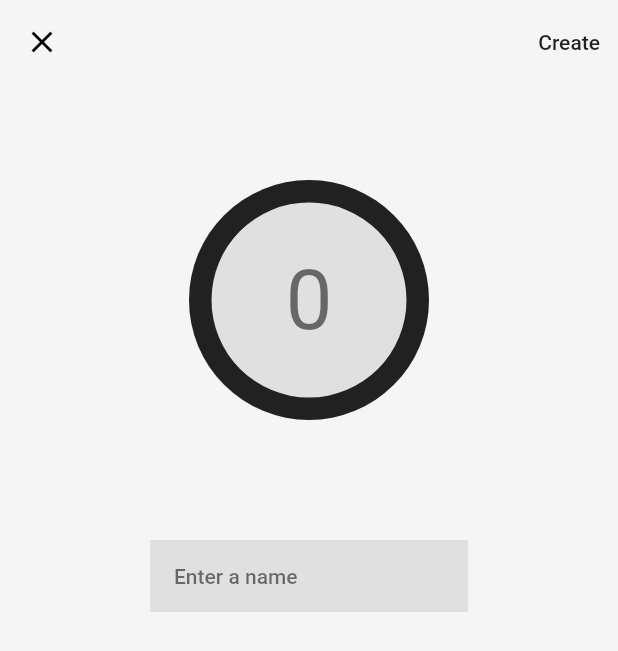
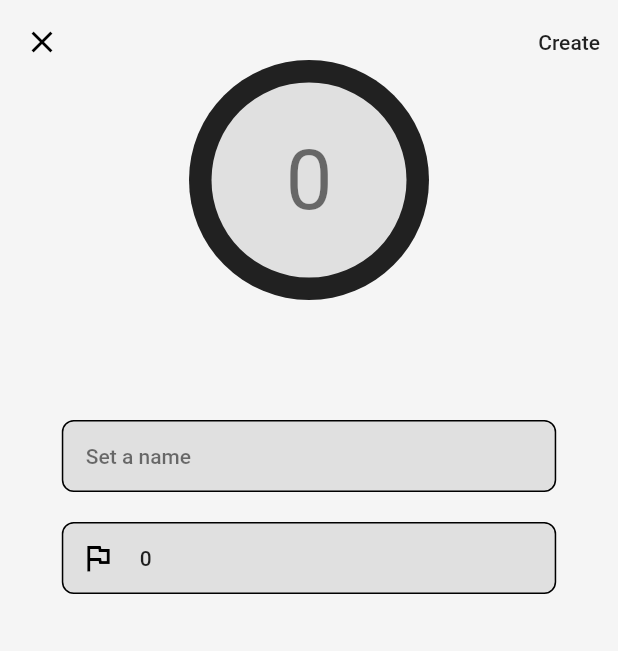
Before and after one commit to coodoo-io/counter_workshop, a Flutter app: the screen it shows after launch, after a tap on the "add" icon, on a phone screen of 412 x 824 dp. Shown: the top 651 px of the screen. Run offline on Flutter 3.47's test engine with Material 2 defaults, Android fonts, the phone set to English and light mode, and no system bars; our stand-ins replace equatable, flutter_bloc, go_router; missing offline and left inert: logging_appenders; generated files the repository leaves out were written again.

Commit message:
add validation and add goal field

```diff
--- a/lib/src/core/localization/app_de.arb
+++ b/lib/src/core/localization/app_de.arb
@@ -5,5 +5,7 @@
     "german": "Deutsch",
     "english": "Englisch",
     "create": "Erstellen",
-    "enterName": "Gib einen Namen an"
+    "setName": "Gib einen Namen an",
+    "setGoal": "Gib ein Ziel an",
+    "enterValidNumber": "Bitte gib eine valide Nummer an"
 }
--- a/lib/src/core/localization/app_en.arb
+++ b/lib/src/core/localization/app_en.arb
@@ -20,8 +20,16 @@
     "@create": {
       "description": "Title of the create counter dialog"
     },
-    "enterName": "Enter a name",
-    "@enterName": {
-      "description": "Enter a counter name"
+    "setName": "Set a name",
+    "@setName": {
+      "description": "Set a counter name"
+    },
+    "setGoal": "Set a goal",
+    "@setGoal": {
+      "description": "Set a counter goal"
+    },
+    "enterValidNumber": "Please enter a valid number",
+    "@enterValidNumber": {
+      "description": "Error message when the user enters an invalid number"
     }
 }
--- a/lib/src/core/theme/app.theme.dart
+++ b/lib/src/core/theme/app.theme.dart
@@ -54,7 +54,10 @@ class AppTheme {
         ),
       ),
       inputDecorationTheme: InputDecorationTheme(
-        border: InputBorder.none,
+        border: OutlineInputBorder(
+          borderRadius: BorderRadius.circular(8),
+          borderSide: BorderSide(color: currentHeadlineColor),
+        ),
         hintStyle: base.textTheme.caption,
         fillColor: isLightMode ? Colors.grey.shade300 : Colors.grey.shade900,
         filled: true,
--- a/lib/src/features/counter/data/datasources/remote/src/mock/counter_fake.api.dart
+++ b/lib/src/features/counter/data/datasources/remote/src/mock/counter_fake.api.dart
@@ -60,7 +60,7 @@ class CounterFakeApi implements CounterApi {
 
   @override
   Future<CounterResponseDto> createCounter(CounterRequestDto counterRequestDto) {
-    var dto = CounterResponseDto(
+    final counterResponseDto = CounterResponseDto(
       counterValue: counterRequestDto.counterValue,
       name: counterRequestDto.name,
       sysId: (_counterList.length + 1).toString(),
@@ -72,9 +72,9 @@ class CounterFakeApi implements CounterApi {
       stepSize: counterRequestDto.stepSize,
     );
 
-    _counterList.add(dto);
+    _counterList.add(counterResponseDto);
     return Future.delayed(Duration(milliseconds: fakeApiDelay), () {
-      return dto;
+      return counterResponseDto;
     });
   }
 
--- a/lib/src/features/counter/presentation/edit/view/edit_counter.page.dart
+++ b/lib/src/features/counter/presentation/edit/view/edit_counter.page.dart
@@ -9,6 +9,8 @@ import 'package:counter_workshop/src/features/counter/presentation/edit/bloc/edi
 import 'package:counter_workshop/src/features/counter/presentation/edit/bloc/edit_counter.event.dart';
 import 'package:counter_workshop/src/features/counter/presentation/edit/bloc/edit_counter.state.dart';
 import 'package:counter_workshop/src/features/counter/presentation/edit/view/widgets/counter_value_indicator.dart';
+import 'package:counter_workshop/src/features/counter/presentation/edit/view/widgets/goal_input.dart';
+import 'package:counter_workshop/src/features/counter/presentation/edit/view/widgets/name_input.dart';
 import 'package:flutter/material.dart';
 import 'package:flutter_bloc/flutter_bloc.dart';
 import 'package:go_router/go_router.dart';
@@ -35,15 +37,25 @@ class EditCounterView extends StatelessWidget {
   Widget build(BuildContext context) {
     final editCounterBloc = context.watch<EditCounterBloc>();
     final log = Logger('CounterView');
+    final theme = Theme.of(context);
+
     final nameController = TextEditingController();
-    final theme = Theme.of(context);
+    final goalController = TextEditingController(text: '0');
+    final formKey = GlobalKey<FormState>();
+
+    void createCounter() {
+      if (formKey.currentState != null && formKey.currentState!.validate()) {
+        final counter = CounterModel(name: nameController.text, goalValue: int.parse(goalController.text));
+        editCounterBloc.add(CounterCreate(counter));
+      }
+    }
 
     return Scaffold(
       extendBodyBehindAppBar: true,
       appBar: AppBar(
         actions: [
           TextButton(
-            onPressed: () => editCounterBloc.add(CounterCreate(CounterModel(name: nameController.text))),
+            onPressed: () => createCounter(),
             child: Text(context.loc.create, style: theme.textTheme.button),
           ),
         ],
@@ -71,45 +83,37 @@ class EditCounterView extends StatelessWidget {
           if (state is EditCounterData) {
             final counterModel = state.counterModel;
 
-            return Padding(
-              padding: const EdgeInsets.only(left: 100, right: 100, top: 100),
-              child: SingleChildScrollView(
+            return SingleChildScrollView(
               child: Column(
                 children: [
-                    const SizedBox(height: 20),
+                  const SizedBox(height: 40),
                   CounterValueIndicator(value: counterModel?.value),
                   const SizedBox(height: 80),
-                    _NameInput(nameController: nameController),
+                  Center(
+                    child: FractionallySizedBox(
+                      widthFactor: 0.8,
+                      child: Form(
+                        key: formKey,
+                        child: Column(
+                          children: [
+                            NameInput(nameController: nameController),
+                            const SizedBox(height: 20),
+                            GoalInput(goalController: goalController)
                           ],
                         ),
+                      ),
+                    ),
+                  )
+                ],
               ),
             );
           }
           if (state is EditCounterError) {
             return Center(child: ErrorMessage(error: state.error));
-          } else {
+          }
           return const SizedBox.shrink();
-          }
         },
       ),
     );
   }
 }
-
-class _NameInput extends StatelessWidget {
-  const _NameInput({Key? key, required this.nameController}) : super(key: key);
-  final TextEditingController nameController;
-
-  @override
-  Widget build(BuildContext context) {
-    return BlocBuilder<EditCounterBloc, EditCounterState>(
-      buildWhen: (previous, current) => previous != current,
-      builder: (context, state) {
-        return TextField(
-          controller: nameController,
-          decoration: InputDecoration(hintText: context.loc.enterName),
-        );
-      },
-    );
-  }
-}
--- /dev/null
+++ b/lib/src/features/counter/presentation/edit/view/widgets/goal_input.dart
@@ -0,0 +1,32 @@
+import 'package:counter_workshop/src/core/extensions/localization.extension.dart';
+import 'package:flutter/material.dart';
+
+class GoalInput extends StatelessWidget {
+  const GoalInput({
+    Key? key,
+    required this.goalController,
+  }) : super(key: key);
+
+  final TextEditingController goalController;
+
+  @override
+  Widget build(BuildContext context) {
+    return TextFormField(
+      controller: goalController,
+      decoration: InputDecoration(
+        hintText: context.loc.setGoal,
+        prefixIcon: const Icon(Icons.flag_outlined),
+      ),
+      keyboardType: TextInputType.number,
+      validator: (value) {
+        if (value == null || value.isEmpty) {
+          return context.loc.setGoal;
+        }
+        if (int.tryParse(value) == null) {
+          return context.loc.enterValidNumber;
+        }
+        return null;
+      },
+    );
+  }
+}
--- /dev/null
+++ b/lib/src/features/counter/presentation/edit/view/widgets/name_input.dart
@@ -0,0 +1,29 @@
+import 'package:counter_workshop/src/core/extensions/localization.extension.dart';
+import 'package:counter_workshop/src/features/counter/presentation/edit/bloc/edit_counter.bloc.dart';
+import 'package:counter_workshop/src/features/counter/presentation/edit/bloc/edit_counter.state.dart';
+import 'package:flutter/material.dart';
+import 'package:flutter_bloc/flutter_bloc.dart';
+
+class NameInput extends StatelessWidget {
+  const NameInput({Key? key, required this.nameController}) : super(key: key);
+  final TextEditingController nameController;
+
+  @override
+  Widget build(BuildContext context) {
+    return BlocBuilder<EditCounterBloc, EditCounterState>(
+      buildWhen: (previous, current) => previous != current,
+      builder: (context, state) {
+        return TextFormField(
+          controller: nameController,
+          decoration: InputDecoration(hintText: context.loc.setName),
+          validator: (value) {
+            if (value == null || value.isEmpty) {
+              return context.loc.setName;
+            }
+            return null;
+          },
+        );
+      },
+    );
+  }
+}
```
Lines whose indentation alone changed are shown as unchanged.
